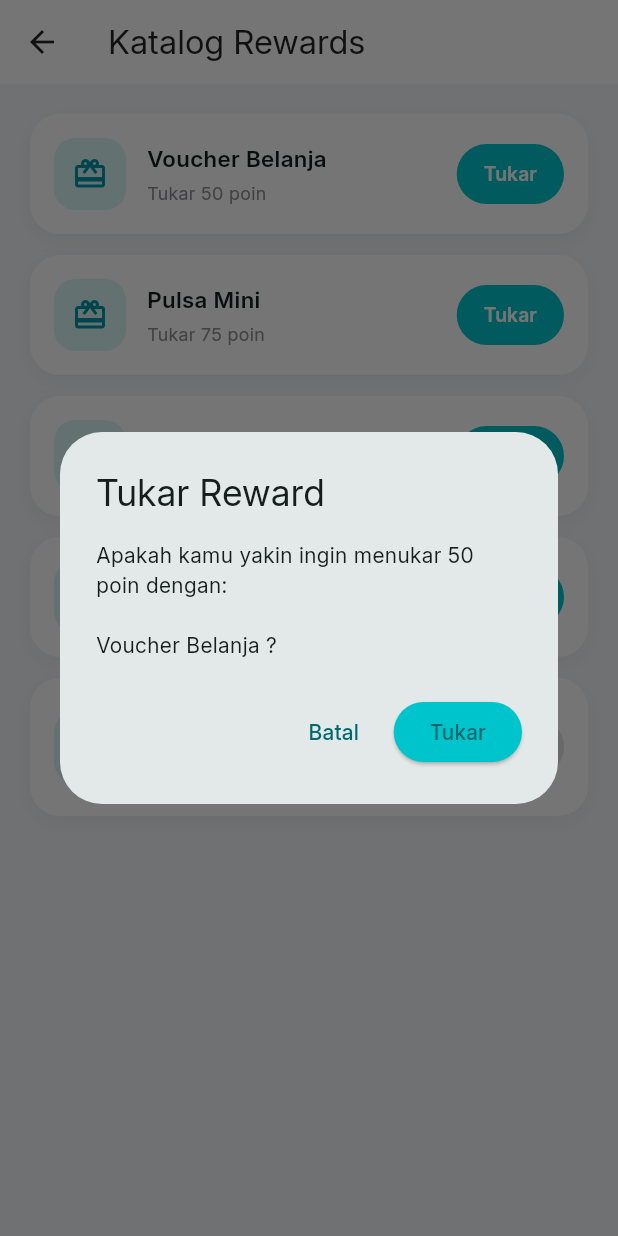
After one commit to Rexximo/trash2cash, a Flutter app: the RewardsCatalogScreen screen opened directly, after a tap on "Tukar", on a phone screen of 412 x 824 dp. The commit adds this screen. Run offline on Flutter 3.47's test engine with Material 3 defaults, Android fonts, the phone set to English and light mode, and no system bars; our stand-ins replace cloud_firestore, concentric_transition, connectivity_plus, firebase_auth, firebase_core, firebase_storage and 8 more; missing offline and left inert: cloudinary_public, mobile_scanner; accounts and stored records are empty.

Commit message:
feat : Add Rewards Points

```diff
--- a/lib/screens/customer_home_screen.dart
+++ b/lib/screens/customer_home_screen.dart
@@ -60,7 +60,12 @@ const List<PickupOrder> kRecentHistory = [
 /// === CustomerHomeScreen ============================================================
 
 class CustomerHomeScreen extends StatefulWidget {
-  const CustomerHomeScreen({super.key});
+  final VoidCallback onGoToPoin;
+
+  const CustomerHomeScreen({
+    super.key,
+    required this.onGoToPoin,
+  });
 
   @override
   State<CustomerHomeScreen> createState() => _CustomerHomeScreenState();
@@ -586,7 +591,10 @@ class _CustomerHomeScreenState extends State<CustomerHomeScreen> {
                 icon: item["icon"] as IconData,
                 label: item["label"] as String,
                 onTap: () {
-                  // TODO: navigasi ke fitur terkait
+                  if (item["label"] == "Rewards Poin") {
+                    widget.onGoToPoin();
+                    return;
+                  } // TODO: navigasi ke fitur terkait
                 },
               );
             },
--- a/lib/screens/main_shell.dart
+++ b/lib/screens/main_shell.dart
@@ -17,11 +17,19 @@ class MainShell extends StatefulWidget {
 class _MainShellState extends State<MainShell> {
   int _currentIndex = 0;
 
-  final List<Widget> _pages = const [
-    CustomerHomeScreen(),
-    PoinScreen(),
-    HistoryScreen(),
-    ProfileScreen(),
+  void _changeTab(int index) {
+    setState(() {
+      _currentIndex = index;
+    });
+  }
+
+  late final List<Widget> _pages = [
+    CustomerHomeScreen(
+      onGoToPoin: () => _changeTab(1), // 🔥 PINDAH KE TAB POIN
+    ),
+    const PoinScreen(),
+    const HistoryScreen(),
+    const ProfileScreen(),
   ];
 
   @override
@@ -55,7 +63,7 @@ class _MainShellState extends State<MainShell> {
         ),
         child: BottomNavigationBar(
           currentIndex: _currentIndex,
-          onTap: (i) => setState(() => _currentIndex = i),
+          onTap: (i) => _changeTab(i),
           type: BottomNavigationBarType.fixed,
           selectedItemColor: kPrimaryDark,
           unselectedItemColor: kTextSecondary,
@@ -76,11 +84,11 @@ class _MainShellState extends State<MainShell> {
   }
 
   BottomNavigationBarItem _item(
-      IconData icon,
-      IconData activeIcon,
-      String label,
-      int index,
-      ) {
+    IconData icon,
+    IconData activeIcon,
+    String label,
+    int index,
+  ) {
     return BottomNavigationBarItem(
       icon: AnimatedNavIcon(icon: icon, active: _currentIndex == index),
       activeIcon:
@@ -89,8 +97,6 @@ class _MainShellState extends State<MainShell> {
     );
   }
 }
-
-/// ================= ANIMATED ICON =================
 
 class AnimatedNavIcon extends StatelessWidget {
   final IconData icon;
--- a/lib/screens/poin_screen.dart
+++ b/lib/screens/poin_screen.dart
@@ -1,6 +1,8 @@
 import 'package:firebase_auth/firebase_auth.dart';
 import 'package:flutter/material.dart';
 import 'package:trash2cash/services/points_service.dart';
+import 'rewards_catalog_screen.dart';
+
 
 const kPrimary = Color(0xFF00C4CC);
 const kPrimaryDark = Color(0xFF0097A7);
@@ -350,7 +352,18 @@ class _PoinScreenState extends State<PoinScreen> {
   return Column(
     crossAxisAlignment: CrossAxisAlignment.start,
     children: [
-        _sectionHeader("Katalog Rewards", "Lihat Semua"),
+      _sectionHeader(
+        "Katalog Rewards",
+        "Lihat Semua",
+        onTap: () {
+          Navigator.push(
+            context,
+            MaterialPageRoute(
+              builder: (context) => const RewardsCatalogScreen(),
+            ),
+          );
+        },
+      ),
       const SizedBox(height: 12),
       GridView.count(
         crossAxisCount: 2,
@@ -367,6 +380,7 @@ class _PoinScreenState extends State<PoinScreen> {
     ],
   );
 }
+
 
   Widget _rewardItem() {
     return Container(
@@ -423,21 +437,36 @@ class _PoinScreenState extends State<PoinScreen> {
     );
   }
 
-  Widget _sectionHeader(String title, String action) {
+Widget _sectionHeader(
+  String title,
+  String action, {
+  VoidCallback? onTap,
+}) {
   return Row(
     children: [
-        Text(title,
+      Text(
+        title,
         style: const TextStyle(
-                fontSize: 16, fontWeight: FontWeight.w600)),
+          fontSize: 16,
+          fontWeight: FontWeight.w600,
+        ),
+      ),
       const Spacer(),
-        Text(action,
+      GestureDetector(
+        onTap: onTap,
+        child: Text(
+          action,
           style: const TextStyle(
             fontSize: 13,
             fontWeight: FontWeight.w500,
-                color: kPrimaryDark)),
+            color: kPrimaryDark,
+          ),
+        ),
+      ),
     ],
   );
 }
+
 
 
   // Helper: Format angka
--- /dev/null
+++ b/lib/screens/rewards_catalog_screen.dart
@@ -0,0 +1,219 @@
+import 'package:flutter/material.dart';
+
+const kPrimary = Color(0xFF00C4CC);
+const kPrimaryDark = Color(0xFF0097A7);
+const kBg = Color(0xFFF5F7F9);
+const kTextSecondary = Color(0xFF8E8E93);
+
+class RewardsCatalogScreen extends StatelessWidget {
+  const RewardsCatalogScreen({super.key});
+
+  @override
+  Widget build(BuildContext context) {
+    // SIMULASI poin user (sementara)
+    final int userPoints = 180;
+
+    // DATA REWARD (REALISTIS UNTUK USER BARU)
+    final List<Map<String, dynamic>> rewards = [
+      {
+        "title": "Voucher Belanja",
+        "points": 50,
+      },
+      {
+        "title": "Pulsa Mini",
+        "points": 75,
+      },
+      {
+        "title": "Diskon Merchant",
+        "points": 100,
+      },
+      {
+        "title": "Voucher Ongkir",
+        "points": 150,
+      },
+      {
+        "title": "Voucher Premium",
+        "points": 250,
+      },
+    ];
+
+    return Scaffold(
+      backgroundColor: kBg,
+      appBar: AppBar(
+        title: const Text("Katalog Rewards"),
+        backgroundColor: Colors.white,
+        foregroundColor: Colors.black87,
+        elevation: 0,
+      ),
+      body: ListView.separated(
+        padding: const EdgeInsets.all(20),
+        itemCount: rewards.length,
+        separatorBuilder: (_, __) => const SizedBox(height: 14),
+        itemBuilder: (context, index) {
+          final reward = rewards[index];
+
+          return _RewardListItem(
+            title: reward["title"] as String,
+            points: reward["points"] as int,
+            userPoints: userPoints,
+            onRedeem: () {
+              _showRedeemDialog(
+                context,
+                reward["title"] as String,
+                reward["points"] as int,
+              );
+            },
+          );
+        },
+      ),
+    );
+  }
+
+  // ================= DIALOG =================
+  void _showRedeemDialog(
+    BuildContext context,
+    String title,
+    int points,
+  ) {
+    showDialog(
+      context: context,
+      builder: (context) => AlertDialog(
+        title: const Text("Tukar Reward"),
+        content: Text(
+          "Apakah kamu yakin ingin menukar $points poin dengan:\n\n$title ?",
+        ),
+        actions: [
+          TextButton(
+            onPressed: () => Navigator.pop(context),
+            child: const Text("Batal"),
+          ),
+          ElevatedButton(
+            onPressed: () {
+              Navigator.pop(context);
+              // TODO: logic tukar poin (Firebase)
+            },
+            style: ElevatedButton.styleFrom(
+              backgroundColor: kPrimary,
+            ),
+            child: const Text("Tukar"),
+          ),
+        ],
+      ),
+    );
+  }
+}
+
+// ============================================================================
+// ========================= REWARD LIST ITEM =================================
+// ============================================================================
+
+class _RewardListItem extends StatelessWidget {
+  final String title;
+  final int points;
+  final int userPoints;
+  final VoidCallback onRedeem;
+
+  const _RewardListItem({
+    required this.title,
+    required this.points,
+    required this.userPoints,
+    required this.onRedeem,
+  });
+
+  @override
+  Widget build(BuildContext context) {
+    final bool canRedeem = userPoints >= points;
+    final int lackPoints = points - userPoints;
+
+    return Container(
+      padding: const EdgeInsets.all(16),
+      decoration: BoxDecoration(
+        color: Colors.white,
+        borderRadius: BorderRadius.circular(20),
+        boxShadow: [
+          BoxShadow(
+            color: Colors.black.withOpacity(0.05),
+            blurRadius: 10,
+            offset: const Offset(0, 4),
+          ),
+        ],
+      ),
+      child: Row(
+        children: [
+          // ICON
+          Container(
+            width: 48,
+            height: 48,
+            decoration: BoxDecoration(
+              color: kPrimary.withOpacity(0.15),
+              borderRadius: BorderRadius.circular(14),
+            ),
+            child: const Icon(
+              Icons.card_giftcard,
+              color: kPrimaryDark,
+            ),
+          ),
+          const SizedBox(width: 14),
+
+          // INFO
+          Expanded(
+            child: Column(
+              crossAxisAlignment: CrossAxisAlignment.start,
+              children: [
+                Text(
+                  title,
+                  style: const TextStyle(
+                    fontSize: 15,
+                    fontWeight: FontWeight.w600,
+                  ),
+                ),
+                const SizedBox(height: 4),
+                Text(
+                  "Tukar $points poin",
+                  style: const TextStyle(
+                    fontSize: 12,
+                    color: kTextSecondary,
+                  ),
+                ),
+                if (!canRedeem) ...[
+                  const SizedBox(height: 2),
+                  Text(
+                    "Kurang $lackPoints poin",
+                    style: const TextStyle(
+                      fontSize: 11,
+                      color: Colors.redAccent,
+                    ),
+                  ),
+                ],
+              ],
+            ),
+          ),
+
+          // BUTTON
+          ElevatedButton(
+            onPressed: canRedeem ? onRedeem : null,
+            style: ElevatedButton.styleFrom(
+              backgroundColor:
+                  canRedeem ? kPrimary : Colors.grey.shade300,
+              foregroundColor:
+                  canRedeem ? Colors.white : Colors.grey.shade600,
+              elevation: 0,
+              padding:
+                  const EdgeInsets.symmetric(horizontal: 18, vertical: 10),
+              shape: RoundedRectangleBorder(
+                borderRadius: BorderRadius.circular(20),
+              ),
+            ),
+            child: Text(
+              canRedeem ? "Tukar" : "Poin Kurang",
+              style: const TextStyle(
+                fontWeight: FontWeight.w600,
+                fontSize: 13,
+              ),
+            ),
+          ),
+        ],
+      ),
+    );
+  }
+}
```
Also changed, not shown: pubspec.lock. Lines whose indentation alone changed are shown as unchanged.
